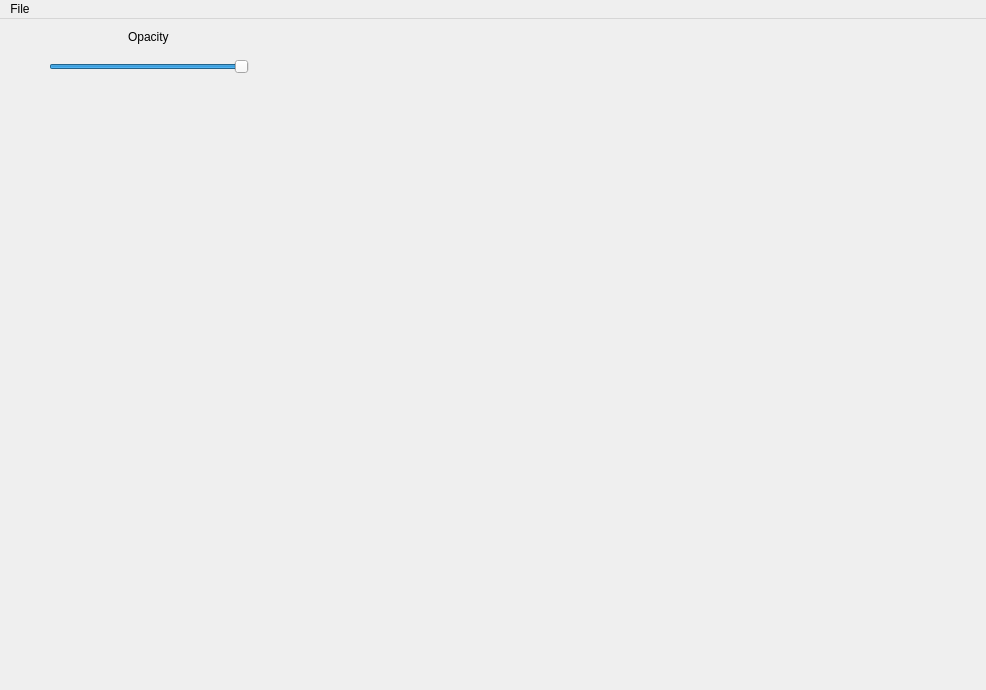
Above: src/mainwindow.ui from dboun/MultiPatientImageProcessing before the change. Below: the same form after it.
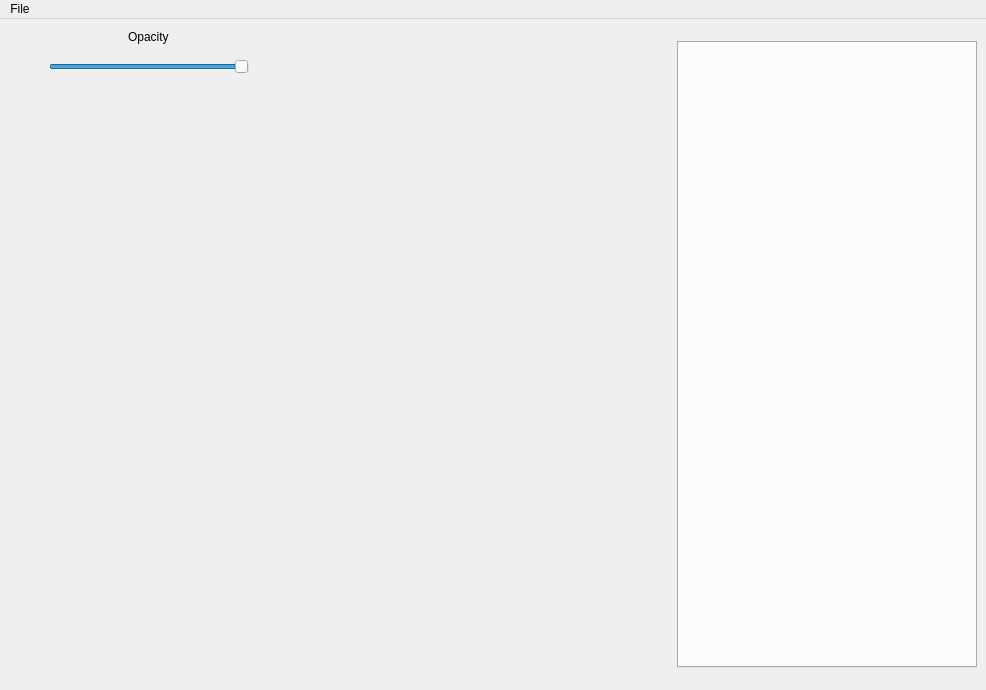
That is the form after the change.

Patch:
```diff
--- a/src/mainwindow.ui
+++ b/src/mainwindow.ui
@@ -175,7 +175,7 @@
         <number>0</number>
        </property>
        <item>
-        <widget class="QWidget" name="rightSideContainer" native="true">
+        <widget class="QTabWidget" name="rightSideContainer">
          <property name="sizePolicy">
           <sizepolicy hsizetype="Fixed" vsizetype="Expanding">
            <horstretch>0</horstretch>
```
